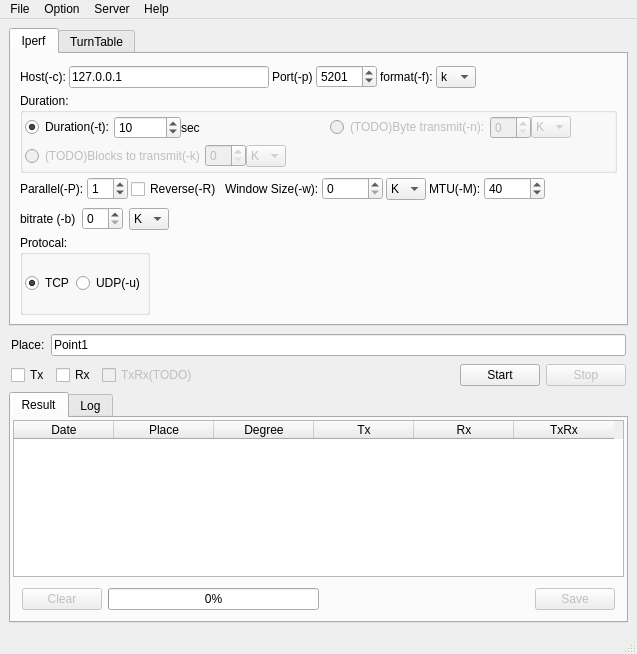
coolshou/pyIperf, file qperf.ui: the form before one commit.
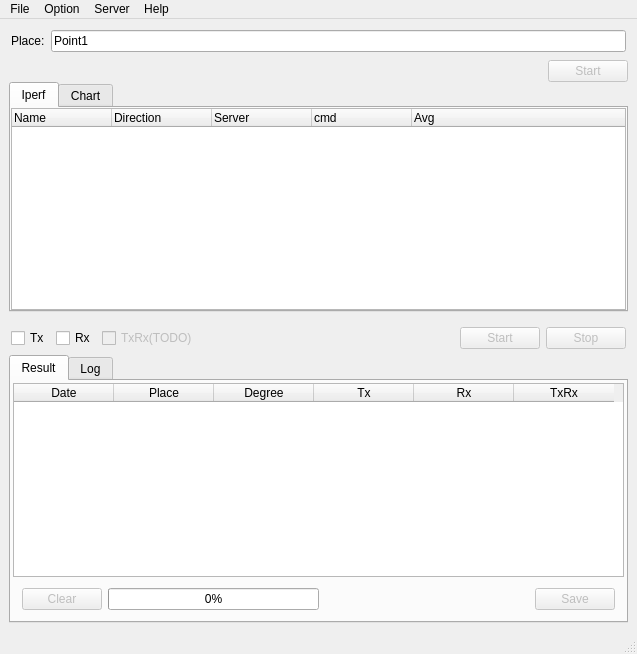
The form after the commit.

Commit message: test iperf job control in another QThread

```diff
--- a/qperf.ui
+++ b/qperf.ui
@@ -14,933 +14,7 @@
    <string>Iperf3</string>
   </property>
   <widget class="QWidget" name="centralwidget">
-   <layout class="QVBoxLayout" name="verticalLayout" stretch="0,0,0,0">
-    <item>
-     <widget class="QTabWidget" name="twConfig">
-      <property name="currentIndex">
-       <number>0</number>
-      </property>
-      <widget class="QWidget" name="tabIperf">
-       <attribute name="title">
-        <string>Iperf</string>
-       </attribute>
-       <layout class="QVBoxLayout" name="verticalLayout_6">
-        <item>
-         <widget class="QWidget" name="widget_2" native="true">
-          <property name="minimumSize">
-           <size>
-            <width>0</width>
-            <height>250</height>
-           </size>
-          </property>
-          <layout class="QVBoxLayout" name="verticalLayout_2">
-           <property name="spacing">
-            <number>2</number>
-           </property>
-           <property name="leftMargin">
-            <number>0</number>
-           </property>
-           <property name="topMargin">
-            <number>0</number>
-           </property>
-           <property name="rightMargin">
-            <number>0</number>
-           </property>
-           <property name="bottomMargin">
-            <number>0</number>
-           </property>
-           <item>
-            <widget class="QWidget" name="widget_3" native="true">
-             <layout class="QHBoxLayout" name="horizontalLayout_2">
-              <property name="spacing">
-               <number>3</number>
-              </property>
-              <property name="leftMargin">
-               <number>0</number>
-              </property>
-              <property name="topMargin">
-               <number>0</number>
-              </property>
-              <property name="rightMargin">
-               <number>0</number>
-              </property>
-              <property name="bottomMargin">
-               <number>0</number>
-              </property>
-              <item>
-               <widget class="QLabel" name="lbHost">
-                <property name="text">
-                 <string>Host(-c):</string>
-                </property>
-               </widget>
-              </item>
-              <item>
-               <widget class="QLineEdit" name="leHost">
-                <property name="minimumSize">
-                 <size>
-                  <width>200</width>
-                  <height>0</height>
-                 </size>
-                </property>
-                <property name="text">
-                 <string>127.0.0.1</string>
-                </property>
-               </widget>
-              </item>
-              <item>
-               <widget class="QLabel" name="lbPort">
-                <property name="text">
-                 <string>Port(-p)</string>
-                </property>
-               </widget>
-              </item>
-              <item>
-               <widget class="QSpinBox" name="sbPort">
-                <property name="minimum">
-                 <number>1000</number>
-                </property>
-                <property name="maximum">
-                 <number>65534</number>
-                </property>
-                <property name="value">
-                 <number>5201</number>
-                </property>
-               </widget>
-              </item>
-              <item>
-               <widget class="QLabel" name="lbFormat">
-                <property name="text">
-                 <string>format(-f):</string>
-                </property>
-               </widget>
-              </item>
-              <item>
-               <widget class="QComboBox" name="comboBoxFormat">
-                <property name="currentText">
-                 <string>k</string>
-                </property>
-                <item>
-                 <property name="text">
-                  <string>k</string>
-                 </property>
-                </item>
-                <item>
-                 <property name="text">
-                  <string>m</string>
-                 </property>
-                </item>
-                <item>
-                 <property name="text">
-                  <string>g</string>
-                 </property>
-                </item>
-                <item>
-                 <property name="text">
-                  <string>t</string>
-                 </property>
-                </item>
-                <item>
-                 <property name="text">
-                  <string>K</string>
-                 </property>
-                </item>
-                <item>
-                 <property name="text">
-                  <string>M</string>
-                 </property>
-                </item>
-                <item>
-                 <property name="text">
-                  <string>G</string>
-                 </property>
-                </item>
-                <item>
-                 <property name="text">
-                  <string>T</string>
-                 </property>
-                </item>
-               </widget>
-              </item>
-              <item>
-               <spacer name="horizontalSpacer_8">
-                <property name="orientation">
-                 <enum>Qt::Horizontal</enum>
-                </property>
-                <property name="sizeHint" stdset="0">
-                 <size>
-                  <width>40</width>
-                  <height>20</height>
-                 </size>
-                </property>
-               </spacer>
-              </item>
-             </layout>
-            </widget>
-           </item>
-           <item>
-            <widget class="QWidget" name="widget_10" native="true">
-             <property name="minimumSize">
-              <size>
-               <width>0</width>
-               <height>80</height>
-              </size>
-             </property>
-             <layout class="QVBoxLayout" name="verticalLayout_7">
-              <property name="spacing">
-               <number>0</number>
-              </property>
-              <property name="leftMargin">
-               <number>0</number>
-              </property>
-              <property name="topMargin">
-               <number>0</number>
-              </property>
-              <property name="rightMargin">
-               <number>0</number>
-              </property>
-              <property name="bottomMargin">
-               <number>0</number>
-              </property>
-              <item>
-               <widget class="QGroupBox" name="groupBox">
-                <property name="minimumSize">
-                 <size>
-                  <width>0</width>
-                  <height>30</height>
-                 </size>
-                </property>
-                <property name="title">
-                 <string>Duration:</string>
-                </property>
-                <layout class="QGridLayout" name="gridLayout">
-                 <property name="leftMargin">
-                  <number>0</number>
-                 </property>
-                 <property name="topMargin">
-                  <number>0</number>
-                 </property>
-                 <property name="rightMargin">
-                  <number>0</number>
-                 </property>
-                 <property name="bottomMargin">
-                  <number>0</number>
-                 </property>
-                 <property name="spacing">
-                  <number>0</number>
-                 </property>
-                 <item row="0" column="0">
-                  <widget class="QWidget" name="widget_11" native="true">
-                   <property name="minimumSize">
-                    <size>
-                     <width>0</width>
-                     <height>25</height>
-                    </size>
-                   </property>
-                   <layout class="QHBoxLayout" name="horizontalLayout_12">
-                    <property name="spacing">
-                     <number>0</number>
-                    </property>
-                    <property name="leftMargin">
-                     <number>2</number>
-                    </property>
-                    <property name="topMargin">
-                     <number>2</number>
-                    </property>
-                    <property name="rightMargin">
-                     <number>2</number>
-                    </property>
-                    <property name="bottomMargin">
-                     <number>2</number>
-                    </property>
-                    <item>
-                     <widget class="QRadioButton" name="rbDuration">
-                      <property name="text">
-                       <string>Duration(-t):</string>
-                      </property>
-                      <property name="checked">
-                       <bool>true</bool>
-                      </property>
-                     </widget>
-                    </item>
-                    <item>
-                     <widget class="QSpinBox" name="sbDuration">
-                      <property name="minimum">
-                       <number>1</number>
-                      </property>
-                      <property name="maximum">
-                       <number>999999999</number>
-                      </property>
-                      <property name="value">
-                       <number>10</number>
-                      </property>
-                     </widget>
-                    </item>
-                    <item>
-                     <widget class="QLabel" name="lbDurationUnit">
-                      <property name="text">
-                       <string>sec</string>
-                      </property>
-                     </widget>
-                    </item>
-                    <item>
-                     <spacer name="horizontalSpacer_11">
-                      <property name="orientation">
-                       <enum>Qt::Horizontal</enum>
-                      </property>
-                      <property name="sizeHint" stdset="0">
-                       <size>
-                        <width>40</width>
-                        <height>20</height>
-                       </size>
-                      </property>
-                     </spacer>
-                    </item>
-                   </layout>
-                  </widget>
-                 </item>
-                 <item row="0" column="1">
-                  <widget class="QWidget" name="widget_12" native="true">
-                   <property name="minimumSize">
-                    <size>
-                     <width>0</width>
-                     <height>25</height>
-                    </size>
-                   </property>
-                   <layout class="QHBoxLayout" name="horizontalLayout_11">
-                    <property name="spacing">
-                     <number>0</number>
-                    </property>
-                    <property name="leftMargin">
-                     <number>2</number>
-                    </property>
-                    <property name="topMargin">
-                     <number>2</number>
-                    </property>
-                    <property name="rightMargin">
-                     <number>2</number>
-                    </property>
-                    <property name="bottomMargin">
-                     <number>2</number>
-                    </property>
-                    <item>
-                     <widget class="QRadioButton" name="rbByte">
-                      <property name="enabled">
-                       <bool>false</bool>
-                      </property>
-                      <property name="text">
-                       <string>(TODO)Byte transmit(-n):</string>
-                      </property>
-                     </widget>
-                    </item>
-                    <item>
-                     <widget class="QSpinBox" name="sbByte">
-                      <property name="enabled">
-                       <bool>false</bool>
-                      </property>
-                     </widget>
-                    </item>
-                    <item>
-                     <widget class="QComboBox" name="comboByte">
-                      <property name="enabled">
-                       <bool>false</bool>
-                      </property>
-                      <property name="editable">
-                       <bool>false</bool>
-                      </property>
-                      <item>
-                       <property name="text">
-                        <string>K</string>
-                       </property>
-                      </item>
-                      <item>
-                       <property name="text">
-                        <string>M</string>
-                       </property>
-                      </item>
-                      <item>
-                       <property name="text">
-                        <string>G</string>
-                       </property>
-                      </item>
-                     </widget>
-                    </item>
-                    <item>
-                     <spacer name="horizontalSpacer_13">
-                      <property name="orientation">
-                       <enum>Qt::Horizontal</enum>
-                      </property>
-                      <property name="sizeHint" stdset="0">
-                       <size>
-                        <width>40</width>
-                        <height>20</height>
-                       </size>
-                      </property>
-                     </spacer>
-                    </item>
-                    <item>
-                     <spacer name="horizontalSpacer_9">
-                      <property name="orientation">
-                       <enum>Qt::Horizontal</enum>
-                      </property>
-                      <property name="sizeHint" stdset="0">
-                       <size>
-                        <width>40</width>
-                        <height>20</height>
-                       </size>
-                      </property>
-                     </spacer>
-                    </item>
-                   </layout>
-                  </widget>
-                 </item>
-                 <item row="1" column="0">
-                  <widget class="QWidget" name="widget_13" native="true">
-                   <property name="minimumSize">
-                    <size>
-                     <width>0</width>
-                     <height>25</height>
-                    </size>
-                   </property>
-                   <layout class="QHBoxLayout" name="horizontalLayout_13">
-                    <property name="spacing">
-                     <number>0</number>
-                    </property>
-                    <property name="leftMargin">
-                     <number>2</number>
-                    </property>
-                    <property name="topMargin">
-                     <number>2</number>
-                    </property>
-                    <property name="rightMargin">
-                     <number>2</number>
-                    </property>
-                    <property name="bottomMargin">
-                     <number>2</number>
-                    </property>
-                    <item>
-                     <widget class="QRadioButton" name="rbBlocks">
-                      <property name="enabled">
-                       <bool>false</bool>
-                      </property>
-                      <property name="text">
-                       <string>(TODO)Blocks to transmit(-k)</string>
-                      </property>
-                     </widget>
-                    </item>
-                    <item>
-                     <widget class="QSpinBox" name="spBlocks">
-                      <property name="enabled">
-                       <bool>false</bool>
-                      </property>
-                     </widget>
-                    </item>
-                    <item>
-                     <widget class="QComboBox" name="comboBlocks">
-                      <property name="enabled">
-                       <bool>false</bool>
-                      </property>
-                      <property name="editable">
-                       <bool>false</bool>
-                      </property>
-                      <item>
-                       <property name="text">
-                        <string>K</string>
-                       </property>
-                      </item>
-                      <item>
-                       <property name="text">
-                        <string>M</string>
-                       </property>
-                      </item>
-                      <item>
-                       <property name="text">
-                        <string>G</string>
-                       </property>
-                      </item>
-                     </widget>
-                    </item>
-                    <item>
-                     <spacer name="horizontalSpacer_12">
-                      <property name="orientation">
-                       <enum>Qt::Horizontal</enum>
-                      </property>
-                      <property name="sizeHint" stdset="0">
-                       <size>
-                        <width>40</width>
-                        <height>20</height>
-                       </size>
-                      </property>
-                     </spacer>
-                    </item>
-                    <item>
-                     <spacer name="horizontalSpacer_10">
-                      <property name="orientation">
-                       <enum>Qt::Horizontal</enum>
-                      </property>
-                      <property name="sizeHint" stdset="0">
-                       <size>
-                        <width>40</width>
-                        <height>20</height>
-                       </size>
-                      </property>
-                     </spacer>
-                    </item>
-                   </layout>
-                  </widget>
-                 </item>
-                </layout>
-               </widget>
-              </item>
-             </layout>
-            </widget>
-           </item>
-           <item>
-            <widget class="QWidget" name="widget_4" native="true">
-             <layout class="QHBoxLayout" name="horizontalLayout_3">
-              <property name="spacing">
-               <number>3</number>
-              </property>
-              <property name="leftMargin">
-               <number>0</number>
-              </property>
-              <property name="topMargin">
-               <number>0</number>
-              </property>
-              <property name="rightMargin">
-               <number>0</number>
-              </property>
-              <property name="bottomMargin">
-               <number>0</number>
-              </property>
-              <item>
-               <widget class="QLabel" name="lbParallel">
-                <property name="text">
-                 <string>Parallel(-P):</string>
-                </property>
-               </widget>
-              </item>
-              <item>
-               <widget class="QSpinBox" name="spParallel">
-                <property name="value">
-                 <number>1</number>
-                </property>
-                <property name="displayIntegerBase">
-                 <number>12</number>
-                </property>
-               </widget>
-              </item>
-              <item>
-               <widget class="QCheckBox" name="cbReverse">
-                <property name="text">
-                 <string>Reverse(-R)</string>
-                </property>
-               </widget>
-              </item>
-              <item>
-               <widget class="QLabel" name="lbWindow">
-                <property name="text">
-                 <string>Window Size(-w):</string>
-                </property>
-               </widget>
-              </item>
-              <item>
-               <widget class="QSpinBox" name="sbWindowSize">
-                <property name="toolTip">
-                 <string>&lt;html&gt;&lt;head/&gt;&lt;body&gt;&lt;p&gt;set window size / socket buffer size&lt;/p&gt;&lt;p&gt;Use 0 to not specify this option&lt;/p&gt;&lt;/body&gt;&lt;/html&gt;</string>
-                </property>
-                <property name="suffix">
-                 <string/>
-                </property>
-                <property name="maximum">
-                 <number>65535</number>
-                </property>
-               </widget>
-              </item>
-              <item>
-               <widget class="QComboBox" name="comboWindowSizeUnit">
-                <property name="maximumSize">
-                 <size>
-                  <width>40</width>
-                  <height>16777215</height>
-                 </size>
-                </property>
-                <item>
-                 <property name="text">
-                  <string>K</string>
-                 </property>
-                </item>
-                <item>
-                 <property name="text">
-                  <string>M</string>
-                 </property>
-                </item>
-                <item>
-                 <property name="text">
-                  <string>G</string>
-                 </property>
-                </item>
-               </widget>
-              </item>
-              <item>
-               <widget class="QLabel" name="lbMTU">
-                <property name="frameShape">
-                 <enum>QFrame::NoFrame</enum>
-                </property>
-                <property name="text">
-                 <string>MTU(-M):</string>
-                </property>
-               </widget>
-              </item>
-              <item>
-               <widget class="QSpinBox" name="sbMTU">
-                <property name="toolTip">
-                 <string>set TCP/SCTP maximum segment size (MTU - 40 bytes)</string>
-                </property>
-                <property name="maximum">
-                 <number>65535</number>
-                </property>
-                <property name="value">
-                 <number>40</number>
-                </property>
-               </widget>
-              </item>
-              <item>
-               <spacer name="horizontalSpacer_2">
-                <property name="orientation">
-                 <enum>Qt::Horizontal</enum>
-                </property>
-                <property name="sizeHint" stdset="0">
-                 <size>
-                  <width>40</width>
-                  <height>20</height>
-                 </size>
-                </property>
-               </spacer>
-              </item>
-             </layout>
-            </widget>
-           </item>
-           <item>
-            <widget class="QWidget" name="widget" native="true">
-             <layout class="QHBoxLayout" name="horizontalLayout_7">
-              <property name="leftMargin">
-               <number>0</number>
-              </property>
-              <property name="topMargin">
-               <number>0</number>
-              </property>
-              <property name="rightMargin">
-               <number>0</number>
-              </property>
-              <property name="bottomMargin">
-               <number>0</number>
-              </property>
-              <item>
-               <widget class="QLabel" name="lb_bitrate">
-                <property name="toolTip">
-                 <string>&lt;html&gt;&lt;head/&gt;&lt;body&gt;&lt;p&gt;target bitrate in bits/sec (0 for unlimited)&lt;/p&gt;&lt;p&gt;(default 1 Mbit/sec for UDP, unlimited for TCP)&lt;/p&gt;&lt;/body&gt;&lt;/html&gt;</string>
-                </property>
-                <property name="text">
-                 <string>bitrate (-b)</string>
-                </property>
-               </widget>
-              </item>
-              <item>
-               <widget class="QSpinBox" name="sbBitrate"/>
-              </item>
-              <item>
-               <widget class="QComboBox" name="comboBitrateUnit">
-                <item>
-                 <property name="text">
-                  <string>K</string>
-                 </property>
-                </item>
-                <item>
-                 <property name="text">
-                  <string>M</string>
-                 </property>
-                </item>
-                <item>
-                 <property name="text">
-                  <string>G</string>
-                 </property>
-                </item>
-               </widget>
-              </item>
-              <item>
-               <spacer name="horizontalSpacer_3">
-                <property name="orientation">
-                 <enum>Qt::Horizontal</enum>
-                </property>
-                <property name="sizeHint" stdset="0">
-                 <size>
-                  <width>40</width>
-                  <height>20</height>
-                 </size>
-                </property>
-               </spacer>
-              </item>
-             </layout>
-            </widget>
-           </item>
-           <item>
-            <widget class="QWidget" name="widget_5" native="true">
-             <property name="minimumSize">
-              <size>
-               <width>0</width>
-               <height>80</height>
-              </size>
-             </property>
-             <layout class="QHBoxLayout" name="horizontalLayout_4">
-              <property name="spacing">
-               <number>2</number>
-              </property>
-              <property name="leftMargin">
-               <number>0</number>
-              </property>
-              <property name="topMargin">
-               <number>0</number>
-              </property>
-              <property name="rightMargin">
-               <number>0</number>
-              </property>
-              <property name="bottomMargin">
-               <number>0</number>
-              </property>
-              <item>
-               <widget class="QGroupBox" name="gbProtocal">
-                <property name="focusPolicy">
-                 <enum>Qt::TabFocus</enum>
-                </property>
-                <property name="title">
-                 <string>Protocal:</string>
-                </property>
-                <property name="flat">
-                 <bool>false</bool>
-                </property>
-                <property name="checkable">
-                 <bool>false</bool>
-                </property>
-                <layout class="QHBoxLayout" name="horizontalLayout">
-                 <property name="spacing">
-                  <number>2</number>
-                 </property>
-                 <property name="leftMargin">
-                  <number>2</number>
-                 </property>
-                 <property name="topMargin">
-                  <number>2</number>
-                 </property>
-                 <property name="rightMargin">
-                  <number>2</number>
-                 </property>
-                 <property name="bottomMargin">
-                  <number>2</number>
-                 </property>
-                 <item>
-                  <widget class="QRadioButton" name="rbTCP">
-                   <property name="text">
-                    <string>TCP</string>
-                   </property>
-                   <property name="checked">
-                    <bool>true</bool>
-                   </property>
-                  </widget>
-                 </item>
-                 <item>
-                  <widget class="QRadioButton" name="rbUDP">
-                   <property name="text">
-                    <string>UDP(-u)</string>
-                   </property>
-                   <property name="checked">
-                    <bool>false</bool>
-                   </property>
-                  </widget>
-                 </item>
-                </layout>
-               </widget>
-              </item>
-              <item>
-               <spacer name="horizontalSpacer">
-                <property name="orientation">
-                 <enum>Qt::Horizontal</enum>
-                </property>
-                <property name="sizeHint" stdset="0">
-                 <size>
-                  <width>40</width>
-                  <height>20</height>
-                 </size>
-                </property>
-               </spacer>
-              </item>
-             </layout>
-            </widget>
-           </item>
-          </layout>
-         </widget>
-        </item>
-       </layout>
-      </widget>
-      <widget class="QWidget" name="tabTurnTable">
-       <attribute name="title">
-        <string>TurnTable</string>
-       </attribute>
-       <layout class="QVBoxLayout" name="verticalLayout_5">
-        <item>
-         <widget class="QWidget" name="widget_6" native="true">
-          <layout class="QHBoxLayout" name="horizontalLayout_5">
-           <property name="leftMargin">
-            <number>3</number>
-           </property>
-           <property name="topMargin">
-            <number>3</number>
-           </property>
-           <property name="rightMargin">
-            <number>3</number>
-           </property>
-           <property name="bottomMargin">
-            <number>3</number>
-           </property>
-           <item>
-            <widget class="QCheckBox" name="cbTurnTable">
-             <property name="minimumSize">
-              <size>
-               <width>0</width>
-               <height>0</height>
-              </size>
-             </property>
-             <property name="text">
-              <string>Use TurnTable</string>
-             </property>
-            </widget>
-           </item>
-           <item>
-            <widget class="QComboBox" name="comboComPort"/>
-           </item>
-           <item>
-            <widget class="QComboBox" name="comboBaulRate"/>
-           </item>
-           <item>
-            <spacer name="horizontalSpacer_4">
-             <property name="orientation">
-              <enum>Qt::Horizontal</enum>
-             </property>
-             <property name="sizeHint" stdset="0">
-              <size>
-               <width>40</width>
-               <height>20</height>
-              </size>
-             </property>
-            </spacer>
-           </item>
-          </layout>
-         </widget>
-        </item>
-        <item>
-         <widget class="QWidget" name="widget_7" native="true">
-          <layout class="QHBoxLayout" name="horizontalLayout_9">
-           <property name="leftMargin">
-            <number>3</number>
-           </property>
-           <property name="topMargin">
-            <number>3</number>
-           </property>
-           <property name="rightMargin">
-            <number>3</number>
-           </property>
-           <property name="bottomMargin">
-            <number>3</number>
-           </property>
-           <item>
-            <widget class="QLabel" name="label_3">
-             <property name="text">
-              <string>degree:</string>
-             </property>
-            </widget>
-           </item>
-           <item>
-            <widget class="QSpinBox" name="ttStart">
-             <property name="maximum">
-              <number>360</number>
-             </property>
-             <property name="singleStep">
-              <number>10</number>
-             </property>
-            </widget>
-           </item>
-           <item>
-            <widget class="QLabel" name="label">
-             <property name="text">
-              <string>-</string>
-             </property>
-            </widget>
-           </item>
-           <item>
-            <widget class="QSpinBox" name="ttEnd">
-             <property name="maximum">
-              <number>360</number>
-             </property>
-             <property name="singleStep">
-              <number>10</number>
-             </property>
-             <property name="value">
-              <number>360</number>
-             </property>
-            </widget>
-           </item>
-           <item>
-            <widget class="QLabel" name="label_2">
-             <property name="text">
-              <string>Step:</string>
-             </property>
-            </widget>
-           </item>
-           <item>
-            <widget class="QSpinBox" name="ttStep">
-             <property name="maximum">
-              <number>360</number>
-             </property>
-             <property name="singleStep">
-              <number>5</number>
-             </property>
-             <property name="value">
-              <number>30</number>
-             </property>
-            </widget>
-           </item>
-           <item>
-            <spacer name="horizontalSpacer_5">
-             <property name="orientation">
-              <enum>Qt::Horizontal</enum>
-             </property>
-             <property name="sizeHint" stdset="0">
-              <size>
-               <width>40</width>
-               <height>20</height>
-              </size>
-             </property>
-            </spacer>
-           </item>
-          </layout>
-         </widget>
-        </item>
-        <item>
-         <spacer name="verticalSpacer">
-          <property name="orientation">
-           <enum>Qt::Vertical</enum>
-          </property>
-          <property name="sizeHint" stdset="0">
-           <size>
-            <width>20</width>
-            <height>40</height>
-           </size>
-          </property>
-         </spacer>
-        </item>
-       </layout>
-      </widget>
-     </widget>
-    </item>
+   <layout class="QVBoxLayout" name="verticalLayout" stretch="0,0,0">
     <item>
      <widget class="QWidget" name="widget_9" native="true">
       <layout class="QHBoxLayout" name="horizontalLayout_10">
@@ -974,6 +48,143 @@
      </widget>
     </item>
     <item>
+     <widget class="QWidget" name="widget" native="true">
+      <layout class="QVBoxLayout" name="verticalLayout_2">
+       <property name="spacing">
+        <number>0</number>
+       </property>
+       <property name="leftMargin">
+        <number>0</number>
+       </property>
+       <property name="topMargin">
+        <number>0</number>
+       </property>
+       <property name="rightMargin">
+        <number>0</number>
+       </property>
+       <property name="bottomMargin">
+        <number>0</number>
+       </property>
+       <item>
+        <widget class="QWidget" name="widget_3" native="true">
+         <layout class="QHBoxLayout" name="horizontalLayout">
+          <property name="leftMargin">
+           <number>0</number>
+          </property>
+          <property name="topMargin">
+           <number>0</number>
+          </property>
+          <property name="rightMargin">
+           <number>0</number>
+          </property>
+          <property name="bottomMargin">
+           <number>0</number>
+          </property>
+          <item>
+           <spacer name="horizontalSpacer">
+            <property name="orientation">
+             <enum>Qt::Horizontal</enum>
+            </property>
+            <property name="sizeHint" stdset="0">
+             <size>
+              <width>40</width>
+              <height>20</height>
+             </size>
+            </property>
+           </spacer>
+          </item>
+          <item>
+           <widget class="QPushButton" name="pbDoJobs">
+            <property name="enabled">
+             <bool>false</bool>
+            </property>
+            <property name="text">
+             <string>Start</string>
+            </property>
+           </widget>
+          </item>
+         </layout>
+        </widget>
+       </item>
+       <item>
+        <widget class="QTabWidget" name="tabWidget">
+         <property name="currentIndex">
+          <number>0</number>
+         </property>
+         <widget class="QWidget" name="tabIperf">
+          <attribute name="title">
+           <string>Iperf</string>
+          </attribute>
+          <layout class="QVBoxLayout" name="verticalLayout_6">
+           <property name="leftMargin">
+            <number>0</number>
+           </property>
+           <property name="topMargin">
+            <number>0</number>
+           </property>
+           <property name="rightMargin">
+            <number>0</number>
+           </property>
+           <property name="bottomMargin">
+            <number>0</number>
+           </property>
+           <item>
+            <widget class="QTreeWidget" name="twIperfs">
+             <column>
+              <property name="text">
+               <string>Name</string>
+              </property>
+             </column>
+             <column>
+              <property name="text">
+               <string>Direction</string>
+              </property>
+             </column>
+             <column>
+              <property name="text">
+               <string>Server</string>
+              </property>
+             </column>
+             <column>
+              <property name="text">
+               <string>cmd</string>
+              </property>
+             </column>
+             <column>
+              <property name="text">
+               <string>Avg</string>
+              </property>
+             </column>
+            </widget>
+           </item>
+          </layout>
+         </widget>
+         <widget class="QWidget" name="tabChart">
+          <attribute name="title">
+           <string>Chart</string>
+          </attribute>
+         </widget>
+        </widget>
+       </item>
+      </layout>
+     </widget>
+    </item>
+    <item>
+     <widget class="QWidget" name="widget_2" native="true">
+      <layout class="QVBoxLayout" name="verticalLayout_5">
+       <property name="leftMargin">
+        <number>0</number>
+       </property>
+       <property name="topMargin">
+        <number>9</number>
+       </property>
+       <property name="rightMargin">
+        <number>0</number>
+       </property>
+       <property name="bottomMargin">
+        <number>0</number>
+       </property>
+       <item>
      <widget class="QWidget" name="widget_Direction" native="true">
       <layout class="QHBoxLayout" name="horizontalLayout_6">
        <property name="leftMargin">
@@ -1027,6 +238,9 @@
        </item>
        <item>
         <widget class="QPushButton" name="pbStart">
+            <property name="enabled">
+             <bool>false</bool>
+            </property>
          <property name="minimumSize">
           <size>
            <width>0</width>
@@ -1215,6 +429,9 @@
     </item>
    </layout>
   </widget>
+    </item>
+   </layout>
+  </widget>
   <widget class="QMenuBar" name="menubar">
    <property name="geometry">
     <rect>
```
Left out of the diff: 19 changed lines with no effect on the pictures. Lines whose indentation alone changed are shown as unchanged. The commit also changes 3 other files.
